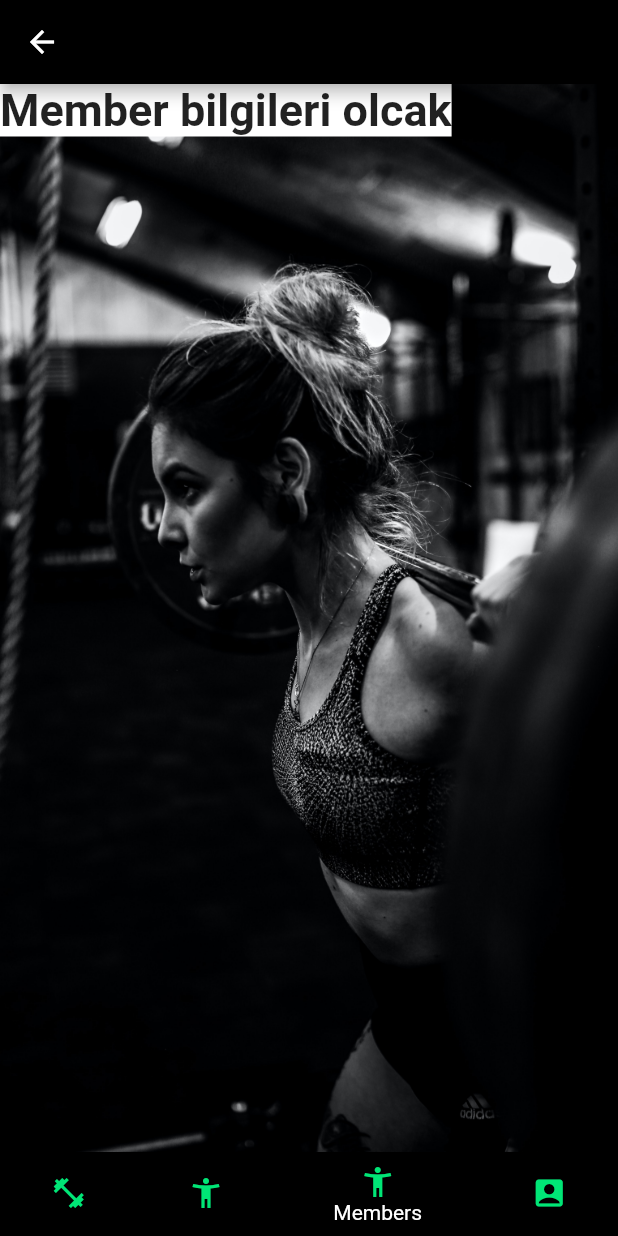
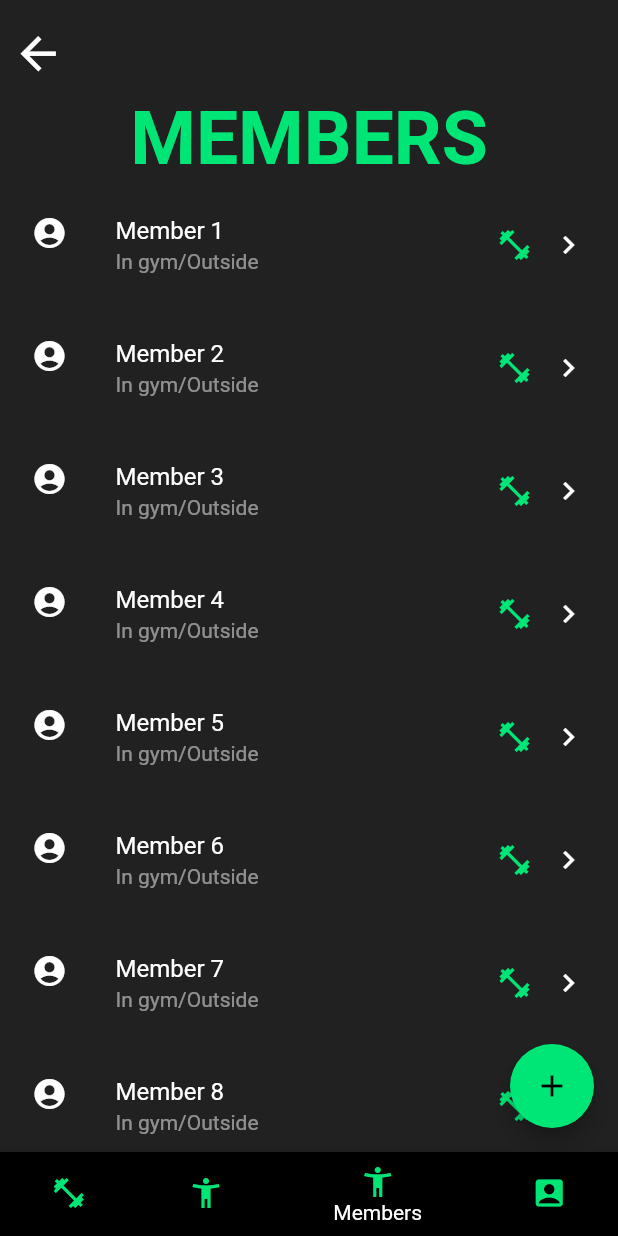
Before and after one commit to CSE343-Hypeline/hypegym-mobile, a Flutter app: the AdminGymPage screen opened directly, item 3 of the bottom bar chosen, on a phone screen of 412 x 824 dp. Run offline on Flutter 3.47's test engine with Material 2 defaults, Android fonts, the phone set to English and light mode, and no system bars; our stand-ins replace google_fonts.

Commit message:
Created admin profile page, admin's member list page

```diff
--- a/lib/pages/admin_gym_page.dart
+++ b/lib/pages/admin_gym_page.dart
@@ -1,4 +1,7 @@
 import 'package:flutter/material.dart';
+import 'package:hypegym/pages/admin_member_page.dart';
+import 'package:hypegym/pages/admin_profile_page.dart';
+//import 'package:hypegym_yedek_1/pages/member_list.dart';
 
 class AdminGymPage extends StatefulWidget {
   const AdminGymPage({Key? key}) : super(key: key);
@@ -11,7 +14,7 @@ class _AdminGymPageState extends State<AdminGymPage> {
   int selectedIndex = 0;
 
   static const TextStyle optionStyle =
-      TextStyle(fontSize: 30, fontWeight: FontWeight.bold, backgroundColor: Colors.white);
+  TextStyle(fontSize: 30, fontWeight: FontWeight.bold, backgroundColor: Colors.white);
 
   static const List<Widget> _widgetOptions = <Widget>[
     Text(
@@ -22,14 +25,8 @@ class _AdminGymPageState extends State<AdminGymPage> {
       'Trainer bilgileri olcak',
       style: optionStyle,
     ),
-    Text(
-      'Member bilgileri olcak',
-      style: optionStyle,
-    ),
-    Text(
-      'Profil bilgileri olcak',
-      style: optionStyle,
-    ),
+    AdminMemberPage(),
+    AdminProfiePage(),
   ];
 
   void _onItemTapped(int index){
@@ -40,30 +37,11 @@ class _AdminGymPageState extends State<AdminGymPage> {
   @override
   Widget build(BuildContext context) {
     return Scaffold(
-      appBar: AppBar(
-        backgroundColor: Colors.black,
-      ),
-      body: Stack(
-        children: [
-          Container(
-            decoration: const BoxDecoration(
-              boxShadow: [
-                BoxShadow(
-                  color: Colors.black54,
-                  blurRadius: 30.0,
-                  spreadRadius: 5.0,
-                ),
-              ],
-            ),
-            child: Image(
-              image: const AssetImage('images/image_2.jpg'),
-              fit: BoxFit.cover,
-              height: MediaQuery.of(context).size.height,
-              width: MediaQuery.of(context).size.width,
-            ),
-          ),
-          _widgetOptions.elementAt(selectedIndex),
-        ],
+      body: Container(
+        decoration: const BoxDecoration(
+          color: Colors.black54,
+        ),
+        child: _widgetOptions.elementAt(selectedIndex),
       ),
       bottomNavigationBar: BottomNavigationBar(
         items: <BottomNavigationBarItem>[
--- /dev/null
+++ b/lib/pages/admin_member_page.dart
@@ -0,0 +1,94 @@
+import 'package:flutter/material.dart';
+import 'package:hypegym/pages/admin_member_profile_page.dart';
+
+class AdminMemberPage extends StatefulWidget {
+  const AdminMemberPage({Key? key}) : super(key: key);
+
+  @override
+  State<AdminMemberPage> createState() => _AdminMemberPageState();
+}
+
+class _AdminMemberPageState extends State<AdminMemberPage> {
+  @override
+  Widget build(BuildContext context) {
+    final membersList = ['Member 1', 'Member 2', 'Member 3', 'Member 4', 'Member 5', 'Member 6', 'Member 7', 'Member 8', 'Member 9', 'Member 10', 'Member 11', 'Member 12', 'Member 13', 'Member 14', 'Member 15', 'Member 16'];
+    return Scaffold(
+      body: Container(
+        decoration: BoxDecoration(
+          color: Colors.grey.shade900,
+        ),
+        child: Column(
+          children: [
+            Padding(
+              padding: const EdgeInsets.only(top: 10.0),
+              child: Row(
+                mainAxisAlignment: MainAxisAlignment.start,
+                children: [
+                  IconButton(
+                    icon: const Icon(Icons.arrow_back, color: Colors.white, size: 35.0,),
+                    onPressed: () => Navigator.of(context).pop(),
+                  ),
+                ],
+              ),
+            ),
+            Padding(
+              padding: const EdgeInsets.only(top: 5.0),
+              child: Row(
+                mainAxisAlignment: MainAxisAlignment.center,
+                children: [
+                  Text(
+                    "MEMBERS",
+                    style: TextStyle(
+                      fontSize: 50,
+                      fontWeight: FontWeight.bold,
+                      color: Colors.greenAccent.shade400,
+                    ),
+                  ),
+                ],
+              ),
+            ),
+            Expanded(
+              // burda online olma durumunu gore opacity eklencek ve subtitleler ona gore ayarlancak
+              child: ListView.builder(
+                itemCount: membersList.length,
+                itemBuilder: (context, i) {
+                  return Padding(
+                    padding: const EdgeInsets.all(5.0),
+                    child: ListTile(
+                      //shape: RoundedRectangleBorder(borderRadius: BorderRadius.circular(25)),
+                      leading: const Icon(Icons.account_circle, color: Colors.white,),
+                      trailing: Wrap(
+                        spacing: 12,
+                        children: <Widget>[
+                          Icon(Icons.fitness_center, color: Colors.greenAccent.shade400,),
+                          const Icon(Icons.keyboard_arrow_right, color: Colors.white,),
+                        ],
+                      ),
+                      title: Text(membersList[i]),
+                      subtitle: Text(
+                        "In gym/Outside",
+                        style: TextStyle(
+                          color: Colors.white.withOpacity(0.5),
+                        ),
+                      ),
+                      textColor: Colors.white,
+                      onTap: () => Navigator.push(context, MaterialPageRoute(builder: (context) => const AdminMemberProfilePage())), //membersList[i] gelmesi lazim
+                    ),
+                  );
+                },
+              ),
+            ),
+          ],
+        ),
+      ),
+      floatingActionButton: FloatingActionButton(
+        onPressed: (){
+
+        },
+        backgroundColor: Colors.greenAccent.shade400,
+        foregroundColor: Colors.black,
+        child: const Icon(Icons.add),
+      ),
+    );
+  }
+}
```
Also changed, not shown: lib/pages/admin_member_profile_page.dart (added, +108 -0 lines), lib/pages/admin_profile_page.dart (added, +53 -0 lines).
